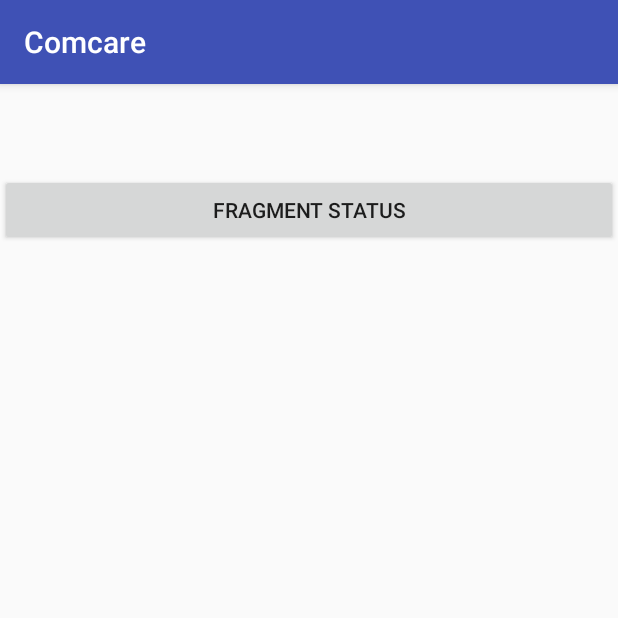
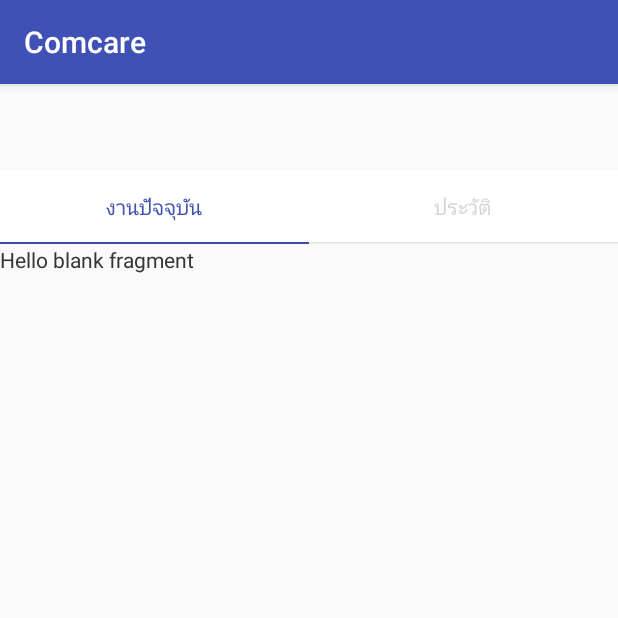
Before and after one commit to nestjs57/Camcare_man, an Android app: the fragment secondFragment shown on its own in the app's theme, on a phone screen of 412 x 824 dp, the top half of it. Run offline under Robolectric (Android 15) with nearby library versions, the phone set to English and light mode, and no system bars.

Commit message:
เพิ่ม fragment หน้า status

```diff
--- /dev/null
+++ b/app/src/main/java/com/comcare/comcare_user/FragmentPage2/EmtryFragment.java
@@ -0,0 +1,30 @@
+package com.comcare.comcare_user.FragmentPage2;
+
+
+import android.os.Bundle;
+import android.support.v4.app.Fragment;
+import android.view.LayoutInflater;
+import android.view.View;
+import android.view.ViewGroup;
+
+import com.comcare.comcare_user.R;
+
+/**
+ * A simple {@link Fragment} subclass.
+ */
+public class EmtryFragment extends Fragment {
+
+
+    public EmtryFragment() {
+        // Required empty public constructor
+    }
+
+
+    @Override
+    public View onCreateView(LayoutInflater inflater, ViewGroup container,
+                             Bundle savedInstanceState) {
+        // Inflate the layout for this fragment
+        return inflater.inflate(R.layout.fragment_emtry, container, false);
+    }
+
+}
--- /dev/null
+++ b/app/src/main/java/com/comcare/comcare_user/FragmentPage2/FragmentStatus1.java
@@ -0,0 +1,30 @@
+package com.comcare.comcare_user.FragmentPage2;
+
+
+import android.os.Bundle;
+import android.support.v4.app.Fragment;
+import android.view.LayoutInflater;
+import android.view.View;
+import android.view.ViewGroup;
+
+import com.comcare.comcare_user.R;
+
+/**
+ * A simple {@link Fragment} subclass.
+ */
+public class FragmentStatus1 extends Fragment {
+
+
+    public FragmentStatus1() {
+        // Required empty public constructor
+    }
+
+
+    @Override
+    public View onCreateView(LayoutInflater inflater, ViewGroup container,
+                             Bundle savedInstanceState) {
+        // Inflate the layout for this fragment
+        return inflater.inflate(R.layout.fragment_fragment_status1, container, false);
+    }
+
+}
--- /dev/null
+++ b/app/src/main/java/com/comcare/comcare_user/FragmentPage2/FragmentStatus2.java
@@ -0,0 +1,30 @@
+package com.comcare.comcare_user.FragmentPage2;
+
+
+import android.os.Bundle;
+import android.support.v4.app.Fragment;
+import android.view.LayoutInflater;
+import android.view.View;
+import android.view.ViewGroup;
+
+import com.comcare.comcare_user.R;
+
+/**
+ * A simple {@link Fragment} subclass.
+ */
+public class FragmentStatus2 extends Fragment {
+
+
+    public FragmentStatus2() {
+        // Required empty public constructor
+    }
+
+
+    @Override
+    public View onCreateView(LayoutInflater inflater, ViewGroup container,
+                             Bundle savedInstanceState) {
+        // Inflate the layout for this fragment
+        return inflater.inflate(R.layout.fragment_fragment_status2, container, false);
+    }
+
+}
--- a/app/src/main/java/com/comcare/comcare_user/Fragments/secondFragment.java
+++ b/app/src/main/java/com/comcare/comcare_user/Fragments/secondFragment.java
@@ -1,12 +1,17 @@
 package com.comcare.comcare_user.Fragments;
 
 
+import android.graphics.Color;
 import android.os.Bundle;
 import android.support.v4.app.Fragment;
+import android.support.v4.app.FragmentTransaction;
 import android.view.LayoutInflater;
 import android.view.View;
 import android.view.ViewGroup;
+import android.widget.Button;
 
+import com.comcare.comcare_user.FragmentPage2.FragmentStatus1;
+import com.comcare.comcare_user.FragmentPage2.FragmentStatus2;
 import com.comcare.comcare_user.R;
 
 
@@ -14,7 +19,10 @@ import com.comcare.comcare_user.R;
  * A simple {@link Fragment} subclass.
  */
 public class secondFragment extends Fragment {
-
+    private Button btn1;
+    private Button btn2;
+    private View view1;
+    private View view2;
 
     public secondFragment() {
         // Required empty public constructor
@@ -25,7 +33,57 @@ public class secondFragment extends Fragment {
     public View onCreateView(LayoutInflater inflater, ViewGroup container,
                              Bundle savedInstanceState) {
         // Inflate the layout for this fragment
-        return inflater.inflate(R.layout.fragment_second, container, false);
+        View v = inflater.inflate(R.layout.fragment_second, container, false);
+        final FragmentStatus1 oneFragment = new FragmentStatus1();
+
+        FragmentTransaction transaction = getActivity().getSupportFragmentManager().beginTransaction();
+        transaction.replace(R.id.fragment, oneFragment);
+        transaction.commit();
+
+
+        bindWidget(v);
+        setEvent(v);
+        return v;
+    }
+    private void setEvent(View v) {
+        btn1.setOnClickListener(new View.OnClickListener() {
+            @Override
+            public void onClick(View view) {
+                btn1.setTextColor(Color.parseColor("#4052b5"));
+                view2.setVisibility(View.INVISIBLE);
+                btn2.setTextColor(Color.parseColor("#bdc1c9"));
+                view1.setVisibility(View.VISIBLE);
+
+                final FragmentStatus1 oneFragment = new FragmentStatus1();
+                FragmentTransaction transaction = getActivity().getSupportFragmentManager().beginTransaction();
+                transaction.replace(R.id.fragment, oneFragment);
+                transaction.commit();
+            }
+        });
+        btn2.setOnClickListener(new View.OnClickListener() {
+
+            public void onClick(View view) {
+
+                btn1.setTextColor(Color.parseColor("#bdc1c9"));
+                view1.setVisibility(View.INVISIBLE);
+                btn2.setTextColor(Color.parseColor("#4052b5"));
+                view2.setVisibility(View.VISIBLE);
+
+                final FragmentStatus2 twoFragment = new FragmentStatus2();
+                FragmentTransaction transaction = getActivity().getSupportFragmentManager().beginTransaction();
+                transaction.replace(R.id.fragment,twoFragment );
+                transaction.commit();
+
+            }
+        });
+    }
+
+    private void bindWidget(View v) {
+        btn1 = (Button) v.findViewById(R.id.btn1);
+        btn2 = (Button) v.findViewById(R.id.btn2);
+        view1 = (View) v.findViewById(R.id.view1);
+        view2 = (View) v.findViewById(R.id.view2);
+
     }
 
 }
--- /dev/null
+++ b/app/src/main/res/layout/fragment_emtry.xml
@@ -0,0 +1,13 @@
+<FrameLayout xmlns:android="http://schemas.android.com/apk/res/android"
+    xmlns:tools="http://schemas.android.com/tools"
+    android:layout_width="match_parent"
+    android:layout_height="match_parent"
+    tools:context="com.comcare.comcare_user.FragmentPage2.EmtryFragment">
+
+    <!-- TODO: Update blank fragment layout -->
+    <TextView
+        android:layout_width="match_parent"
+        android:layout_height="match_parent"
+        android:text="@string/hello_blank_fragment" />
+
+</FrameLayout>
--- /dev/null
+++ b/app/src/main/res/layout/fragment_fragment_status1.xml
@@ -0,0 +1,13 @@
+<FrameLayout xmlns:android="http://schemas.android.com/apk/res/android"
+    xmlns:tools="http://schemas.android.com/tools"
+    android:layout_width="match_parent"
+    android:layout_height="match_parent"
+    tools:context="com.comcare.comcare_user.FragmentPage2.FragmentStatus1">
+
+    <!-- TODO: Update blank fragment layout -->
+    <TextView
+        android:layout_width="match_parent"
+        android:layout_height="match_parent"
+        android:text="@string/hello_blank_fragment" />
+
+</FrameLayout>
--- /dev/null
+++ b/app/src/main/res/layout/fragment_fragment_status2.xml
@@ -0,0 +1,13 @@
+<FrameLayout xmlns:android="http://schemas.android.com/apk/res/android"
+    xmlns:tools="http://schemas.android.com/tools"
+    android:layout_width="match_parent"
+    android:layout_height="match_parent"
+    tools:context="com.comcare.comcare_user.FragmentPage2.FragmentStatus2">
+
+    <!-- TODO: Update blank fragment layout -->
+    <TextView
+        android:layout_width="match_parent"
+        android:layout_height="match_parent"
+        android:text="@string/hello_blank_fragment" />
+
+</FrameLayout>
--- a/app/src/main/res/layout/fragment_second.xml
+++ b/app/src/main/res/layout/fragment_second.xml
@@ -5,18 +5,74 @@
     tools:context="com.comcare.comcare_user.Fragments.secondFragment">
 
     <!-- TODO: Update blank fragment layout -->
-    <LinearLayout
+
+    <RelativeLayout
         android:layout_width="match_parent"
         android:layout_height="match_parent"
-        android:layout_marginTop="60dp"
-        android:orientation="vertical">
+        android:layout_marginBottom="57dp"
+        android:layout_marginTop="57dp">
 
-        <Button
-            android:id="@+id/button3"
+        <LinearLayout
             android:layout_width="match_parent"
             android:layout_height="wrap_content"
-            android:text="fragment status" />
+            android:orientation="horizontal">
 
-    </LinearLayout>
+            <LinearLayout
+                android:layout_width="match_parent"
+                android:layout_height="match_parent"
+                android:layout_weight="1"
+                android:orientation="vertical">
 
+                <Button
+                    android:id="@+id/btn1"
+                    android:layout_width="match_parent"
+                    android:layout_height="wrap_content"
+
+                    android:background="@android:color/white"
+                    android:text="งานปัจจุบัน"
+                    android:textColor="@color/colorPrimary"
+                    android:textSize="14sp" />
+
+                <View
+                    android:id="@+id/view1"
+                    android:layout_width="fill_parent"
+                    android:layout_height="1dp"
+                    android:background="#4052b5" />
+            </LinearLayout>
+
+            <LinearLayout
+                android:layout_width="match_parent"
+                android:layout_height="match_parent"
+                android:layout_weight="1"
+                android:orientation="vertical">
+
+                <Button
+                    android:id="@+id/btn2"
+                    android:layout_width="match_parent"
+                    android:layout_height="wrap_content"
+
+                    android:background="@android:color/white"
+                    android:text="ประวัติ"
+                    android:textColor="@color/com_facebook_button_background_color_disabled"
+                    android:textSize="14sp" />
+
+                <View
+                    android:id="@+id/view2"
+                    android:layout_width="match_parent"
+                    android:layout_height="1dp"
+                    android:layout_weight="1"
+                    android:background="#4052b5"
+                    android:visibility="invisible" />
+            </LinearLayout>
+
+        </LinearLayout>
+
+        <fragment
+            android:id="@+id/fragment"
+            android:name="com.comcare.comcare_user.FragmentPage2.EmtryFragment"
+            android:layout_width="match_parent"
+            android:layout_height="match_parent"
+            android:layout_marginTop="50dp" />
+
+    </RelativeLayout>
 </FrameLayout>
```
